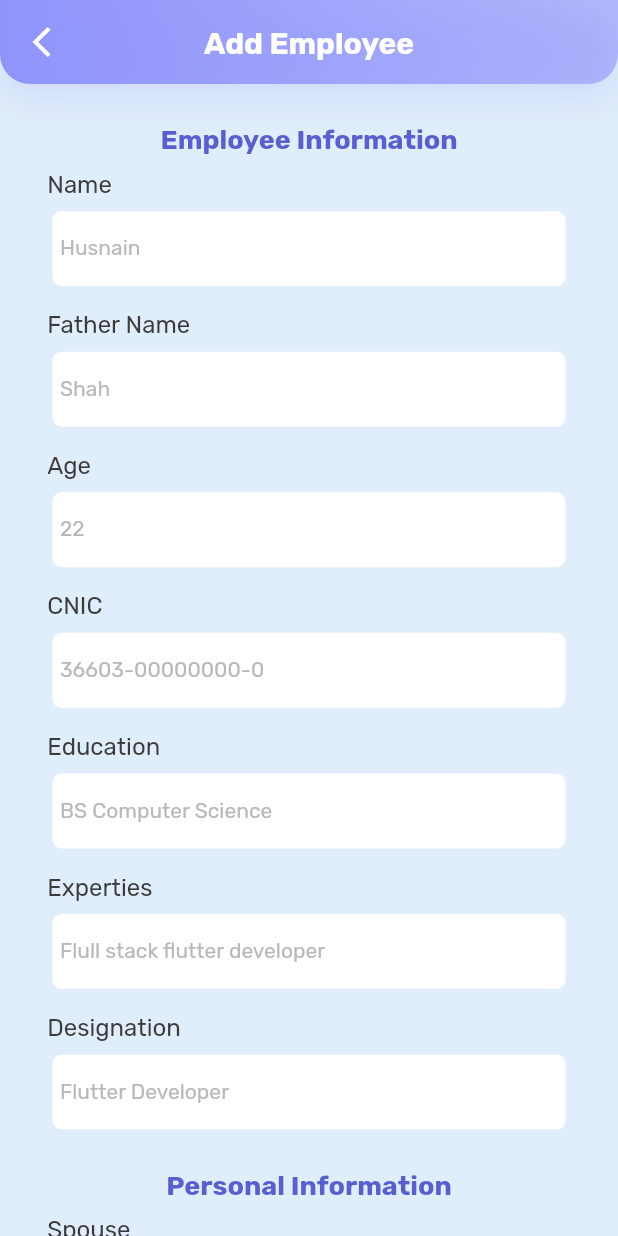
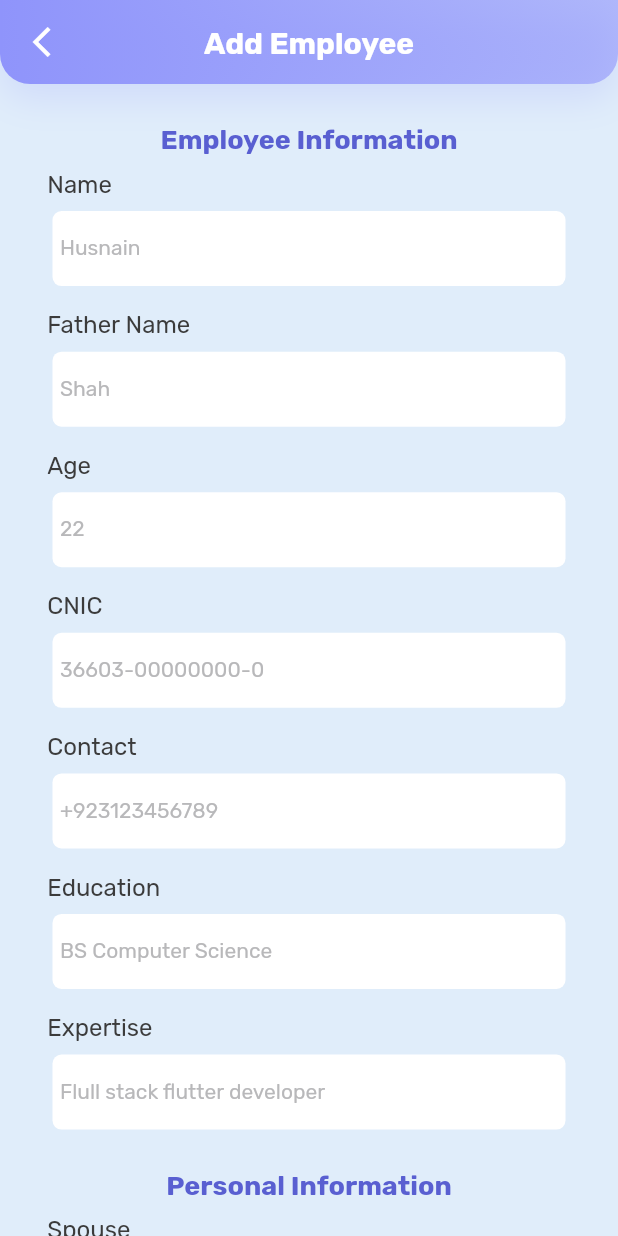
Before and after one commit to jabroochoudhary/Hr_Management_System, a Flutter app: the SignupScreen screen opened directly, on a phone screen of 412 x 824 dp. Run offline on Flutter 3.47's test engine with Material 2 defaults, Android fonts, the light colour scheme and no system bars; our stand-ins replace cloud_firestore, delayed_display, firebase_auth, firebase_core, flutter_datetime_picker, flutter_signin_button and 9 more; accounts and stored records are empty; project files that could hold a hidden picture were left out.

Commit message:
Add employee done

```diff
--- a/lib/Utils/custom_textbox.dart
+++ b/lib/Utils/custom_textbox.dart
@@ -14,6 +14,7 @@ class CustomTextbox extends StatefulWidget {
   final int maxLine;
   final TextInputType inputType;
   final bool isReadOnly;
+  GestureTapCallback? onTap;
 
   TextEditingController? controller;
   CustomTextbox({
@@ -23,6 +24,7 @@ class CustomTextbox extends StatefulWidget {
     this.isPassword = false,
     this.isNumber = false,
     this.prefixIcon,
+    this.onTap,
     this.text = "example@gmail.com",
     this.textSize = 14,
     this.height = 50,
@@ -62,6 +64,7 @@ class _CustomTextboxState extends State<CustomTextbox> {
       child: Center(
         child: TextFormField(
           maxLines: widget.maxLine,
+          onTap: widget.onTap,
           textAlignVertical: TextAlignVertical.center,
           controller: widget.textEditingController,
           readOnly: widget.isReadOnly,
--- a/lib/Utils/textbox_with_label.dart
+++ b/lib/Utils/textbox_with_label.dart
@@ -13,6 +13,7 @@ class TextFieldWithLabel {
     bool isNumber = false,
     bool isReadOnly = false,
     int maxLines = 1,
+    GestureTapCallback? onTap,
   }) {
     return Column(
       children: [
@@ -31,6 +32,7 @@ class TextFieldWithLabel {
         ),
         CustomTextbox(
           text: hint,
+          onTap: onTap,
           textEditingController: textEditingController,
           isPassword: isPassword,
           isNumber: isNumber,
--- /dev/null
+++ b/lib/add_empoyee/model/add_empoyee_model.dart
@@ -0,0 +1,86 @@
+class AddEmployeeModel {
+  String? id;
+  String? name;
+  String? fatherName;
+  int? age;
+  String? cnic;
+  String? education;
+  String? expertise;
+  String? designation;
+  int? spouse;
+  int? childrens;
+  String? address;
+  int? salary;
+  String? joiningDate;
+  String? email;
+  String? password;
+  String? imageURL;
+  String? contact;
+  String? hrId;
+
+  AddEmployeeModel(
+      {this.id,
+      this.name,
+      this.fatherName,
+      this.age,
+      this.cnic,
+      this.education,
+      this.expertise,
+      this.designation,
+      this.spouse,
+      this.hrId,
+      this.childrens,
+      this.address,
+      this.salary,
+      this.joiningDate,
+      this.email,
+      this.contact,
+      this.imageURL,
+      this.password});
+
+  AddEmployeeModel.fromJson(Map<String, dynamic> json) {
+    id = json['id'];
+    name = json['name'];
+    fatherName = json['father_name'];
+    age = json['age'];
+    cnic = json['cnic'];
+    education = json['education'];
+    expertise = json['expertise'];
+    designation = json['designation'];
+    spouse = json['spouse'];
+    childrens = json['childrens'];
+    address = json['address'];
+    salary = json['salary'];
+    joiningDate = json['joining_date'];
+    email = json['email'];
+    password = json['password'];
+    imageURL = json['image_url'];
+    contact = json['contact_no'];
+    hrId = json['HR_id'];
+  }
+
+  Map<String, dynamic> toJson() {
+    final Map<String, dynamic> data = new Map<String, dynamic>();
+    data['id'] = id;
+    data['HR_id'] = hrId;
+
+    data['name'] = name;
+    data['father_name'] = fatherName;
+    data['age'] = age;
+    data['cnic'] = cnic;
+    data['education'] = education;
+    data['expertise'] = expertise;
+    data['designation'] = designation;
+    data['spouse'] = spouse;
+    data['childrens'] = childrens;
+    data['address'] = address;
+    data['salary'] = salary;
+    data['joining_date'] = joiningDate;
+    data['email'] = email;
+    data['password'] = password;
+    data['image_url'] = imageURL;
+    data['contact_no'] = contact;
+
+    return data;
+  }
+}
--- a/lib/add_empoyee/view/add_employee.dart
+++ b/lib/add_empoyee/view/add_employee.dart
@@ -1,23 +1,21 @@
 import 'package:flutter/material.dart';
+import 'package:flutter_datetime_picker/flutter_datetime_picker.dart';
+import 'package:hr_management_system/Utils/loading_indicator.dart';
 import 'package:hr_management_system/Utils/textbox_with_label.dart';
 import 'package:hr_management_system/Utils/colors.dart';
 import 'package:hr_management_system/Utils/custom_appbar.dart';
 import 'package:hr_management_system/Utils/custom_button.dart';
-import 'package:google_fonts/google_fonts.dart';
 import 'package:get/get.dart';
 import 'package:hr_management_system/Utils/size_config.dart';
+import 'package:hr_management_system/add_empoyee/view_model/add_employee_view_model.dart';
 
-class SignupScreen extends StatefulWidget {
+class SignupScreen extends StatelessWidget {
   SignupScreen({Key? key}) : super(key: key);
-
-  @override
-  State<SignupScreen> createState() => _SignupScreenState();
-}
-
-class _SignupScreenState extends State<SignupScreen> {
+  final _controllerAddEmployee = Get.put(AddEmployeeViewModel());
   @override
   Widget build(BuildContext context) {
-    return Scaffold(
+    return Obx(
+      () => Scaffold(
         backgroundColor: AppColors.background,
         appBar: AppBar(
           leading: IconButton(
@@ -54,31 +52,45 @@ class _SignupScreenState extends State<SignupScreen> {
                 TextFieldWithLabel().textFieldLabel(
                   label: "Name",
                   hint: "Husnain",
+                  textEditingController:
+                      _controllerAddEmployee.nameController.value,
                 ),
                 TextFieldWithLabel().textFieldLabel(
                   label: "Father Name",
                   hint: "Shah",
+                  textEditingController:
+                      _controllerAddEmployee.fnameController.value,
                 ),
                 TextFieldWithLabel().textFieldLabel(
                   label: "Age",
                   hint: "22",
                   isNumber: true,
+                  textEditingController:
+                      _controllerAddEmployee.ageController.value,
                 ),
                 TextFieldWithLabel().textFieldLabel(
                   label: "CNIC",
                   hint: "36603-00000000-0",
+                  textEditingController:
+                      _controllerAddEmployee.cnicController.value,
+                ),
+                TextFieldWithLabel().textFieldLabel(
+                  label: "Contact",
+                  hint: "+923123456789",
+                  textEditingController:
+                      _controllerAddEmployee.contactController.value,
                 ),
                 TextFieldWithLabel().textFieldLabel(
                   label: "Education",
                   hint: "BS Computer Science",
+                  textEditingController:
+                      _controllerAddEmployee.educationController.value,
                 ),
                 TextFieldWithLabel().textFieldLabel(
-                label: "Experties",
+                  label: "Expertise",
                   hint: "Flull stack flutter developer",
-              ),
-              TextFieldWithLabel().textFieldLabel(
-                label: "Designation",
-                hint: "Flutter Developer",
+                  textEditingController:
+                      _controllerAddEmployee.expertiesController.value,
                 ),
                 const SizedBox(height: 10),
                 const Text("Personal Information",
@@ -92,16 +104,22 @@ class _SignupScreenState extends State<SignupScreen> {
                   label: "Spouse",
                   hint: "1",
                   isNumber: true,
+                  textEditingController:
+                      _controllerAddEmployee.spouseController.value,
                 ),
                 TextFieldWithLabel().textFieldLabel(
                   label: "No of Dependent Children",
                   hint: "3",
                   isNumber: true,
+                  textEditingController:
+                      _controllerAddEmployee.childrensController.value,
                 ),
                 TextFieldWithLabel().textFieldLabel(
                   label: "Address",
                   hint: "Complete address",
                   maxLines: 3,
+                  textEditingController:
+                      _controllerAddEmployee.addressController.value,
                 ),
                 const SizedBox(height: 10),
                 const Text("Hr Section",
@@ -112,21 +130,62 @@ class _SignupScreenState extends State<SignupScreen> {
                     textAlign: TextAlign.start),
                 const SizedBox(height: 10),
                 TextFieldWithLabel().textFieldLabel(
+                  label: "Designation",
+                  hint: "Flutter Developer",
+                  textEditingController:
+                      _controllerAddEmployee.designationController.value,
+                ),
+                TextFieldWithLabel().textFieldLabel(
                   label: "Monthly Salary",
                   hint: "Ammount PkR e.g. 75000",
                   isNumber: true,
+                  textEditingController:
+                      _controllerAddEmployee.salaryController.value,
                 ),
                 TextFieldWithLabel().textFieldLabel(
                   label: "Joining Date",
                   hint: "Tab to select date",
-                  isReadOnly: true),
+                  textEditingController:
+                      _controllerAddEmployee.joiningDateController.value,
+                  isReadOnly: true,
+                  onTap: () => DatePicker.showDatePicker(
+                    context,
+                    showTitleActions: true,
+                    minTime: DateTime(2015, 1, 1),
+                    maxTime: DateTime.now(),
+                    theme: const DatePickerTheme(
+                      cancelStyle: TextStyle(
+                          color: AppColors.textlight,
+                          fontWeight: FontWeight.w600,
+                          fontSize: 15),
+                      doneStyle: TextStyle(
+                          color: AppColors.coloredtext,
+                          fontWeight: FontWeight.w600,
+                          fontSize: 15),
+                    ),
+                    onChanged: (date) {
+                      _controllerAddEmployee.joiningDateController.value.text =
+                          "${date.day}-${date.month}-${date.year}";
+                    },
+                    onConfirm: (date) {
+                      _controllerAddEmployee.joiningDateController.value.text =
+                          "${date.day}-${date.month}-${date.year}";
+                    },
+                    currentTime: DateTime.now(),
+                    locale: LocaleType.en,
+                  ),
+                ),
                 TextFieldWithLabel().textFieldLabel(
                   label: "Employee Email",
                   hint: "husnain.shah@company.com",
+                  textEditingController:
+                      _controllerAddEmployee.emailController.value,
                 ),
                 TextFieldWithLabel().textFieldLabel(
                   label: "Employee Password",
                   hint: "password atleast 6 charecters long",
+                  textEditingController:
+                      _controllerAddEmployee.passwordController.value,
                 ),
                 const Padding(
                   padding: EdgeInsets.symmetric(horizontal: 10),
@@ -143,7 +202,9 @@ class _SignupScreenState extends State<SignupScreen> {
                 ),
                 Container(
                   padding: EdgeInsets.only(left: 13, right: 13),
-                child: CustomButton(
+                  child: _controllerAddEmployee.isLoading.value
+                      ? Center(child: LoadingIndicator().loading())
+                      : CustomButton(
                           callback: () {
                             // Navigator.push(
                             //   context,
@@ -151,6 +212,7 @@ class _SignupScreenState extends State<SignupScreen> {
                             //     PersonalInformation(),
                             //   ),
                             // );
+                            _controllerAddEmployee.createEmployeeAccount();
                           },
                           title: "Create Employee Account",
                           width: SizeConfig.widthMultiplier * 100,
@@ -160,6 +222,7 @@ class _SignupScreenState extends State<SignupScreen> {
                   height: SizeConfig.heightMultiplier * 3,
                 ),
               ],
+            ),
           ),
         ),
       ),
--- a/pubspec.yaml
+++ b/pubspec.yaml
@@ -44,6 +44,7 @@ dependencies:
   delayed_display: ^2.0.0
   flutter_staggered_animations: ^1.1.1
   loading_animation_widget: ^1.2.0+4
+  flutter_datetime_picker: ^1.5.1
   flutter_signin_button: ^2.0.0
   firebase_auth: ^4.2.9
   firebase_core: ^2.7.0
```
Also changed, not shown: lib/add_empoyee/view_model/add_employee_view_model.dart (added, +150 -0 lines), pubspec.lock. Lines whose indentation alone changed are shown as unchanged.
